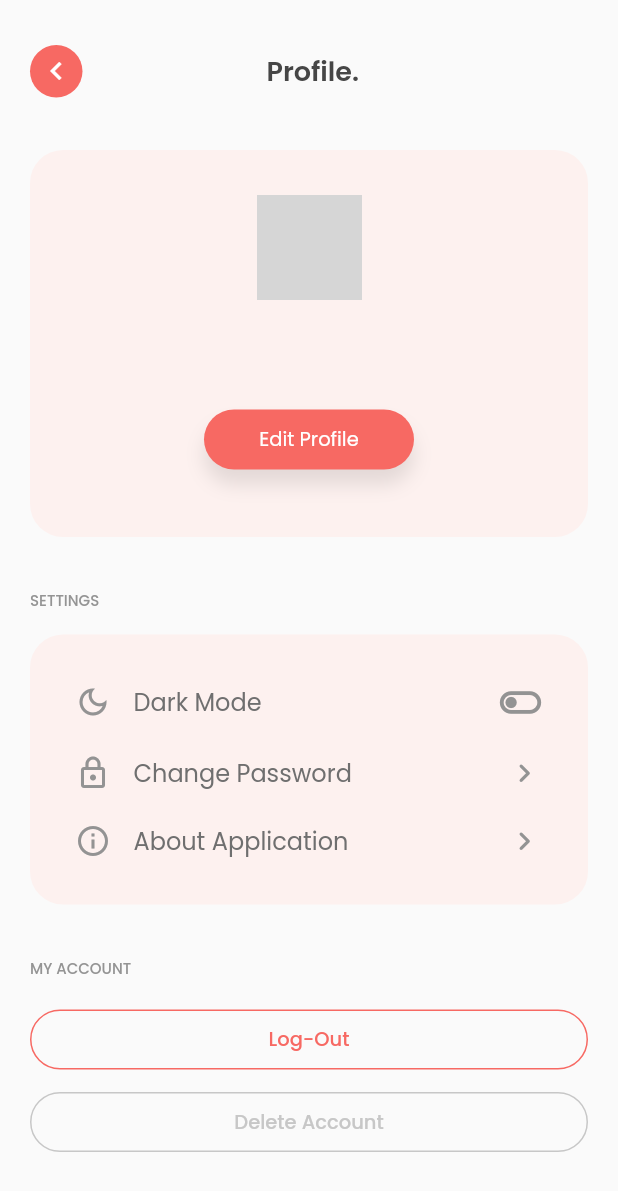
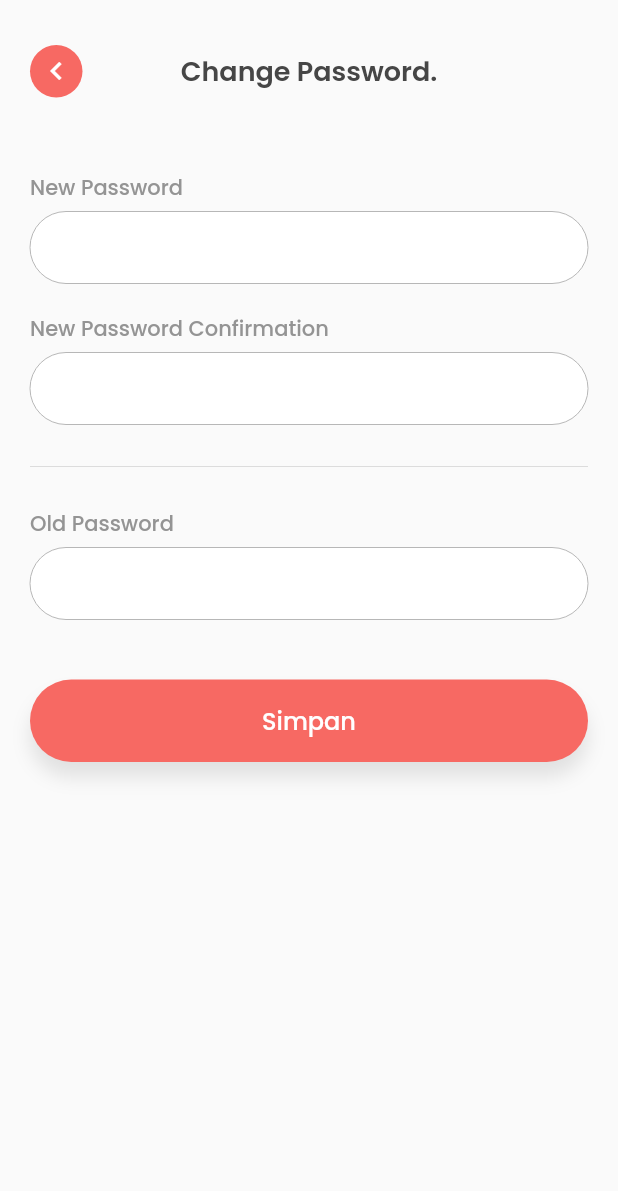
Before and after one commit to khoirunnisaaaa/Flutter_Coller, a Flutter app: the OverviewProfile screen opened directly, after a tap on "Change Password", on a phone screen of 412 x 824 dp. Shown: the top 1191 px of the screen. Run offline on Flutter 3.47's test engine with Material 2 defaults, Android fonts, the phone set to English and light mode, and no system bars; our stand-ins replace badges, cloud_firestore, dropdown_button2, firebase_auth, firebase_core, fl_chart and 3 more; missing offline and left inert: month_year_picker; accounts and stored records are empty; network calls fail; grey boxes are pictures that could not be loaded.

Commit message:
FE change password

```diff
--- /dev/null
+++ b/lib/view/Profile/ChangePassword.dart
@@ -0,0 +1,210 @@
+import 'dart:ui';
+
+import 'package:coller_mobile/utils/profile.dart';
+import 'package:flutter/material.dart';
+
+import '../../theme.dart';
+
+class ChangePassword extends StatefulWidget {
+  @override
+  State<ChangePassword> createState() => _ChangePasswordState();
+}
+
+class _ChangePasswordState extends State<ChangePassword> {
+  final formGlobalKey = GlobalKey<FormState>();
+  @override
+  Widget build(BuildContext context) {
+    return Scaffold(
+      body: SafeArea(
+        child: SingleChildScrollView(
+          child: Padding(
+            padding: EdgeInsets.symmetric(vertical: 30, horizontal: 20),
+            child: Form(
+              key: formGlobalKey,
+              child: Column(
+                crossAxisAlignment: CrossAxisAlignment.start,
+                children: [
+                  Row(
+                    mainAxisAlignment: MainAxisAlignment.spaceBetween,
+                    children: [
+                      InkWell(
+                        child: Container(
+                          width: 35,
+                          height: 35,
+                          decoration: BoxDecoration(
+                              color: redColor,
+                              borderRadius: BorderRadius.circular(50)),
+                          child: Icon(
+                            Icons.chevron_left,
+                            color: Colors.white,
+                          ),
+                        ),
+                        onTap: () {
+                          // Navigator.push(
+                          //   context,
+                          //   MaterialPageRoute(
+                          //       builder: (context) => EditProfile()),
+                          // );
+                        },
+                      ),
+                      Text("Change Password.", style: mainTitleTextStyle),
+                      SizedBox(
+                        width: 35,
+                      )
+                    ],
+                  ),
+                  SizedBox(height: 50),
+                  Text(
+                    "New Password",
+                    style: titleTFEditProfile,
+                  ),
+                  SizedBox(height: 5),
+                  TextFormField(
+                    // controller: searchCtrl,
+                    obscureText: true,
+                    keyboardType: TextInputType.text,
+                    decoration: InputDecoration(
+                      enabledBorder: OutlineInputBorder(
+                        borderRadius: BorderRadius.circular(50),
+                        borderSide: BorderSide(
+                            color: Color.fromARGB(255, 183, 183, 183),
+                            width: 0.0),
+                      ),
+                      contentPadding:
+                          EdgeInsets.symmetric(horizontal: 25, vertical: 10),
+                      hintStyle: TextStyle(fontSize: 16),
+                      border: OutlineInputBorder(
+                        borderRadius: BorderRadius.circular(50),
+                        borderSide: BorderSide(
+                            color: Color.fromARGB(255, 183, 183, 183),
+                            width: 0.0),
+                      ),
+                      filled: true,
+                      fillColor: Colors.white,
+                    ),
+                    validator: (value) {
+                      if (value!.isEmpty) {
+                        return 'must be filled';
+                      }
+                      return null;
+                    },
+                  ),
+                  SizedBox(height: 20),
+                  Text(
+                    "New Password Confirmation",
+                    style: titleTFEditProfile,
+                  ),
+                  SizedBox(height: 5),
+                  TextFormField(
+                    // controller: searchCtrl,
+                    obscureText: true,
+                    keyboardType: TextInputType.text,
+                    decoration: InputDecoration(
+                      enabledBorder: OutlineInputBorder(
+                        borderRadius: BorderRadius.circular(50),
+                        borderSide: BorderSide(
+                            color: Color.fromARGB(255, 183, 183, 183),
+                            width: 0.0),
+                      ),
+                      contentPadding:
+                          EdgeInsets.symmetric(horizontal: 25, vertical: 10),
+                      hintStyle: TextStyle(fontSize: 16),
+                      border: OutlineInputBorder(
+                        borderRadius: BorderRadius.circular(50),
+                        borderSide: BorderSide(
+                            color: Color.fromARGB(255, 183, 183, 183),
+                            width: 0.0),
+                      ),
+                      filled: true,
+                      fillColor: Colors.white,
+                    ),
+                    validator: (value) {
+                      if (value!.isEmpty) {
+                        return 'must be filled';
+                      }
+                      return null;
+                    },
+                  ),
+                  SizedBox(height: 20),
+                  Divider(),
+                  SizedBox(height: 20),
+                  Text(
+                    "Old Password",
+                    style: titleTFEditProfile,
+                  ),
+                  SizedBox(height: 5),
+                  TextFormField(
+                    // controller: searchCtrl,
+                    obscureText: true,
+                    keyboardType: TextInputType.text,
+                    decoration: InputDecoration(
+                      enabledBorder: OutlineInputBorder(
+                        borderRadius: BorderRadius.circular(50),
+                        borderSide: BorderSide(
+                            color: Color.fromARGB(255, 183, 183, 183),
+                            width: 0.0),
+                      ),
+                      contentPadding:
+                          EdgeInsets.symmetric(horizontal: 25, vertical: 10),
+                      hintStyle: TextStyle(fontSize: 16),
+                      border: OutlineInputBorder(
+                        borderRadius: BorderRadius.circular(50),
+                        borderSide: BorderSide(
+                            color: Color.fromARGB(255, 183, 183, 183),
+                            width: 0.0),
+                      ),
+                      filled: true,
+                      fillColor: Colors.white,
+                    ),
+                    validator: (value) {
+                      if (value!.isEmpty) {
+                        return 'must be filled';
+                      }
+                      return null;
+                    },
+                  ),
+                  SizedBox(height: 40),
+                  InkWell(
+                    child: Container(
+                      height: 55,
+                      decoration: BoxDecoration(
+                        color: redColor,
+                        borderRadius: BorderRadius.circular(50),
+                        boxShadow: [
+                          BoxShadow(
+                            color: Colors.black.withOpacity(0.1),
+                            spreadRadius: 0,
+                            blurRadius: 10,
+                            offset: Offset(0, 10), // changes position of shadow
+                          ),
+                        ],
+                      ),
+                      child: Center(
+                        child: Text(
+                          "Simpan",
+                          style: TextStyle(
+                              fontSize: 16,
+                              color: Colors.white,
+                              fontWeight: FontWeight.w500),
+                        ),
+                      ),
+                    ),
+                    onTap: () {
+                      // print(_namaController.text +
+                      //     " | " +
+                      //     _emailController.text +
+                      //     " | " +
+                      //     _phoneController.text +
+                      //     " | " +
+                      //     _profImgController.text);
+                    },
+                  ),
+                ],
+              ),
+            ),
+          ),
+        ),
+      ),
+    );
+  }
+}
--- a/lib/view/Profile/OverviewProfile.dart
+++ b/lib/view/Profile/OverviewProfile.dart
@@ -1,6 +1,7 @@
 import 'dart:ui';
 
 import 'package:coller_mobile/utils/profile.dart';
+import 'package:coller_mobile/view/Profile/ChangePassword.dart';
 import 'package:firebase_auth/firebase_auth.dart';
 import 'package:flutter/material.dart';
 import 'package:flutter/services.dart';
@@ -210,11 +211,11 @@ class _OverviewProfileState extends State<OverviewProfile> {
                                   ],
                                 ),
                                 onTap: () {
-                                  // Navigator.push(
-                                  //   context,
-                                  //   MaterialPageRoute(
-                                  //       builder: (context) => EditProfile()),
-                                  // );
+                                  Navigator.push(
+                                    context,
+                                    MaterialPageRoute(
+                                        builder: (context) => ChangePassword()),
+                                  );
                                 },
                               ),
                               SizedBox(height: 20),
```
